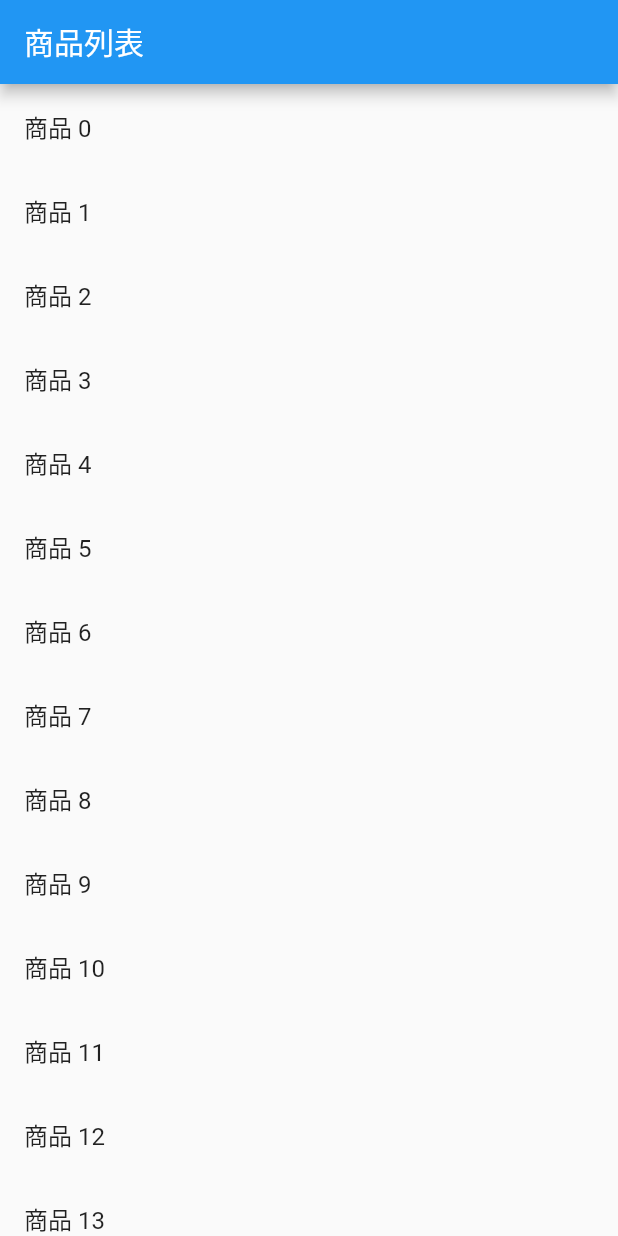
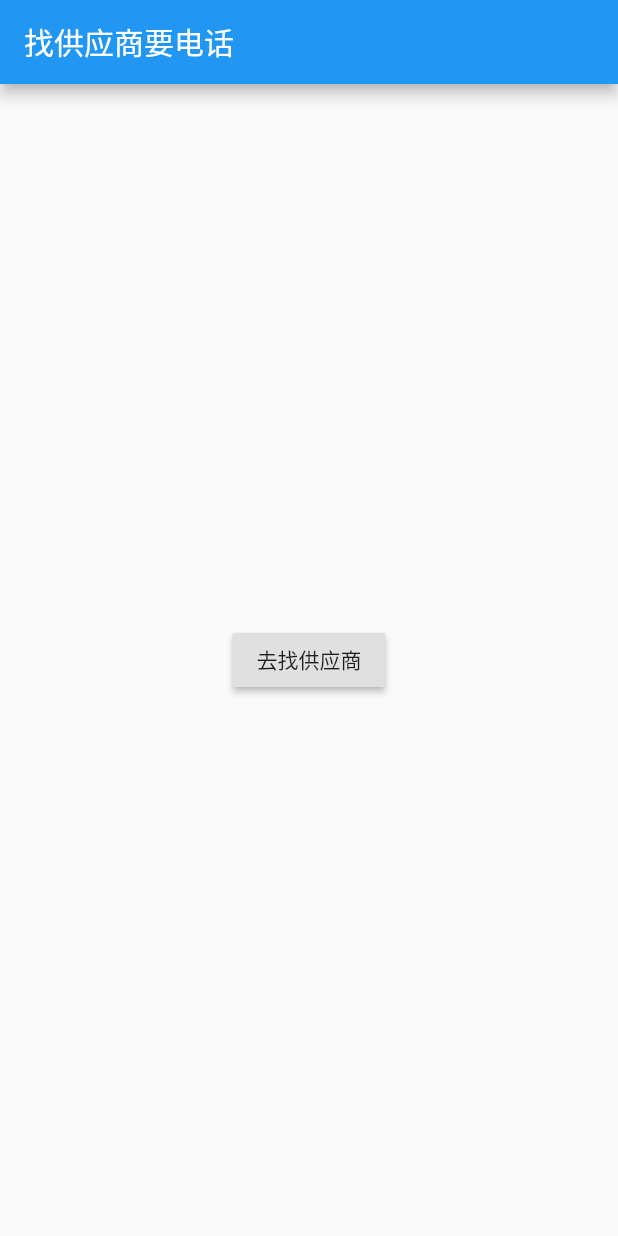
Before and after one commit to fanxk1014/flutter_app2020, a Flutter app: the screen it shows after launch, on a phone screen of 412 x 824 dp. Run offline on Flutter 3.47's test engine with Material 2 defaults, Android fonts, the phone set to English and light mode, and no system bars.

Commit message:
'路由传参，子=

```diff
--- a/lib/main.dart
+++ b/lib/main.dart
@@ -1,43 +1,69 @@
 import 'package:flutter/material.dart';
-
-class Product{
-  final String title;
-  final String description;
-  Product(this.title, this.description);
-}
 
 void main(){
   runApp(MaterialApp(
-    title: '数据传递',
-    home: ProductList(
-      products: List.generate(
-        20,
-        (i) => Product('商品 $i', '这是一个商品详情，编号为：$i')
-      )
-    )
+    title: '页面跳转返回数据',
+    home: FirstScreen()
   ));
 }
 
-class ProductList extends StatelessWidget {
-  final List<Product> products;
-  ProductList({Key key, @required this.products}):super(key: key);
+class FirstScreen extends StatelessWidget {
   @override
   Widget build(BuildContext context) {
     return Scaffold(
-      appBar: AppBar(
-        title: Text('商品列表')
+      appBar: AppBar(title: Text('找供应商要电话')),
+      body: Center(
+        child: RouteButton()
       ),
-      body: ListView.builder(
-        itemCount: products.length,
-        itemBuilder: (context, index){
-          return ListTile(
-            title: Text(products[index].title),
-            onTap: (){
-
-            },
-          );
-        }
-      )
     );
   }
 }
+
+class RouteButton extends StatelessWidget {
+  @override
+  Widget build(BuildContext context) {
+    return RaisedButton(
+      child: Text('去找供应商'),
+      onPressed: (){
+        _navigateToXiaoJieJie(context);
+      }
+    );
+  }
+
+  _navigateToXiaoJieJie(BuildContext context) async{
+    final result = await Navigator.push(
+      context,
+      MaterialPageRoute(builder: (context) => XiaoJieJie())
+    );
+    Scaffold.of(context).showSnackBar(SnackBar(content: Text('$result')));
+
+  }
+
+}
+
+class XiaoJieJie extends StatelessWidget {
+  @override
+  Widget build(BuildContext context) {
+    return Scaffold(
+      appBar: AppBar(title: Text('我是供应商')),
+      body: Center(
+        child: Column(
+          children: <Widget>[
+            RaisedButton(
+              onPressed: (){
+                Navigator.pop(context, '飞机666');
+              },
+              child: Text('飞机')
+            ),
+            RaisedButton(
+              onPressed: (){
+                Navigator.pop(context, '坦克666');
+              },
+              child: Text('坦克')
+            )
+          ]
+        )
+      ),
+    );
+  }
+}
```
